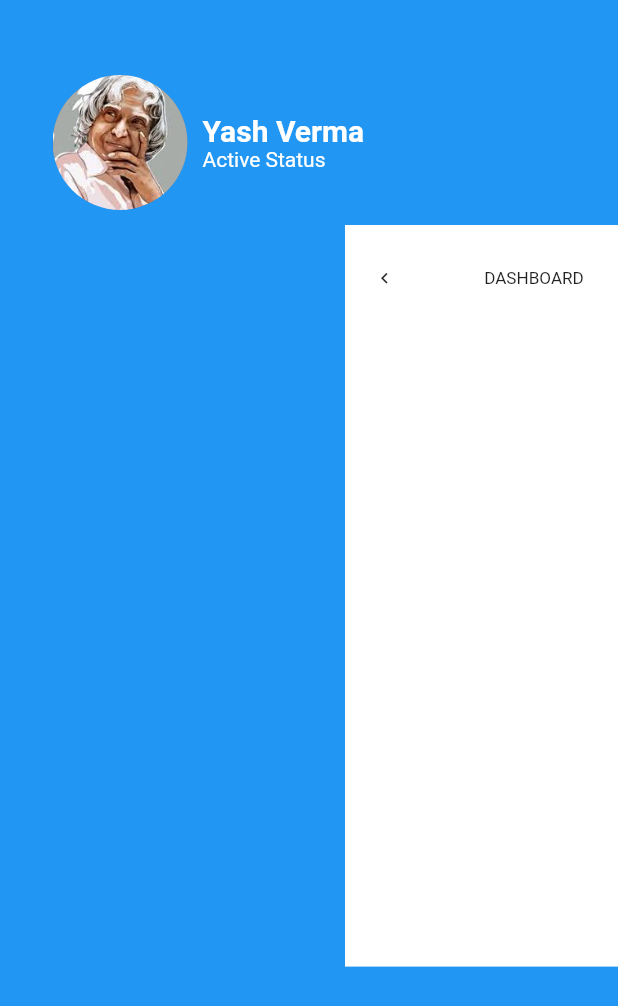
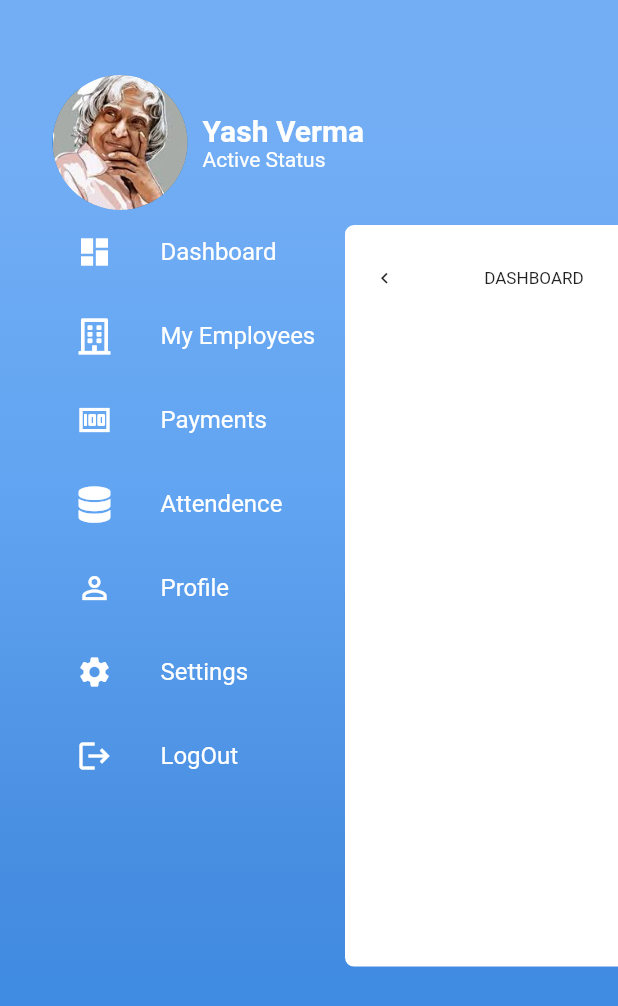
Before and after one commit to yash-hck/employee_manager, a Flutter app: the DashBoard screen opened directly, after a tap on the "menu" icon, on a phone screen of 412 x 824 dp. Shown: the top 1006 px of the screen. Run offline on Flutter 3.47's test engine with Material 2 defaults, Android fonts, the phone set to English and light mode, and no system bars; our stand-ins replace cloud_firestore, firebase_core, font_awesome_flutter, shared_preferences; accounts and stored records are empty.

Commit message:
dasboard created

```diff
--- a/lib/screens/dashboardScreen.dart
+++ b/lib/screens/dashboardScreen.dart
@@ -29,7 +29,11 @@ class _DashBoardScreenState extends State<DashBoardScreen> {
     return AnimatedContainer(
       transform: Matrix4.translationValues(xOffset, yOffset, zOffset)..scale(scaleFactor),
       duration: Duration(milliseconds: 250),
-      color: Colors.white,
+
+      decoration: BoxDecoration(
+        borderRadius: BorderRadius.circular(10),
+        color: Colors.white,
+      ),
       child: Column(
         children: [
           SizedBox(height: 35,),
--- a/lib/screens/drawerscreen.dart
+++ b/lib/screens/drawerscreen.dart
@@ -1,13 +1,27 @@
 import 'package:flutter/material.dart';
+import 'package:font_awesome_flutter/font_awesome_flutter.dart';
 
 class DrawerScreen extends StatelessWidget {
   @override
   Widget build(BuildContext context) {
     return Container(
-      color: Colors.blue,
-      padding: EdgeInsets.only(top: 50,left: 35),
+      decoration: BoxDecoration(
+        gradient: LinearGradient(
+          begin: Alignment.topCenter,
+          end: Alignment.bottomCenter,
+          colors: [
+            Color(0xFF73AEF5),
+            Color(0xFF61A4F1),
+            Color(0xFF478DE0),
+            Color(0xFF398AE5),
+          ],
+          stops: [0.1, 0.4, 0.7, 0.9],
+        )
+      ),
+      padding: EdgeInsets.only(top: 50,left: 35,bottom: 50),
 
       child: Column(
+        mainAxisAlignment: MainAxisAlignment.center,
         children: [
           Row(
             children: [
@@ -26,9 +40,63 @@ class DrawerScreen extends StatelessWidget {
 
             ],
           ),
-          Column(
+          Expanded(
+            child: ListView(
 
+              children: [
+                ListTile(
+                  leading: Icon(Icons.dashboard,color: Colors.white,),
+                  title: Text('Dashboard',
+                  style: TextStyle(
+                    color: Colors.white
+                  ),),
+                ),
+                ListTile(
+                  leading: Icon(FontAwesomeIcons.building,color: Colors.white,),
+                  title: Text('My Employees',
+                    style: TextStyle(
+                        color: Colors.white
+                    ),),
+                ),
+                ListTile(
+                  leading: Icon(Icons.money,color: Colors.white,),
+                  title: Text('Payments',
+                    style: TextStyle(
+                        color: Colors.white
+                    ),),
+                ),
+                ListTile(
+                  leading: Icon(FontAwesomeIcons.database,color: Colors.white,),
+                  title: Text('Attendence',
+                    style: TextStyle(
+                        color: Colors.white
+                    ),),
+                ),
+                ListTile(
+                  leading: Icon(Icons.person_outline,color: Colors.white,),
+                  title: Text('Profile',
+                    style: TextStyle(
+                        color: Colors.white
+                    ),),
+                ),
+                ListTile(
+                  leading: Icon(Icons.settings,color: Colors.white,),
+                  title: Text('Settings',
+                    style: TextStyle(
+                        color: Colors.white
+                    ),),
+                ),
+                ListTile(
+                  leading: Icon(Icons.logout,color: Colors.white,),
+                  title: Text('LogOut',
+                    style: TextStyle(
+                        color: Colors.white
+                    ),),
+                )
+              ],
+            ),
           )
+
         ],
       ),
     );
```
